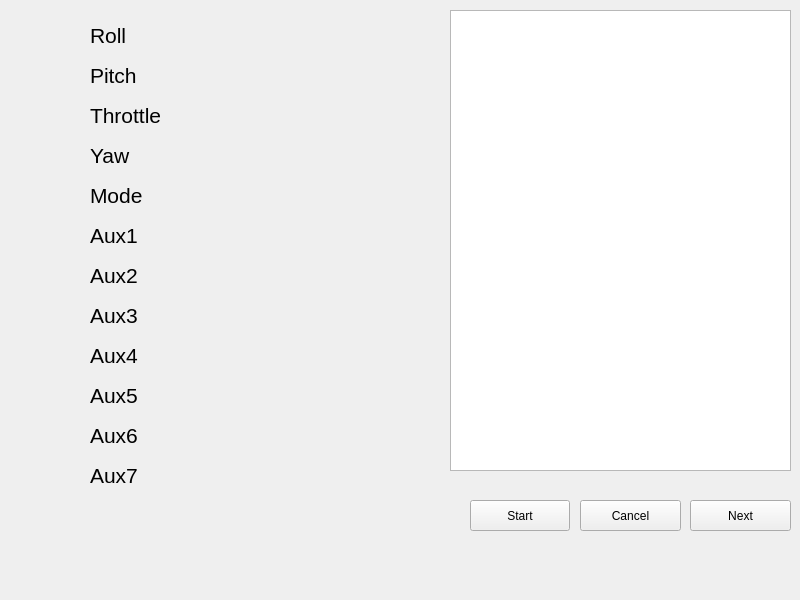
The window that subpanel/RCchannelsetup/RCchannelsetupWindow.ui (AeroQuad/AeroQuadConfiguratorPyQt) describes before a commit, drawn with Qt 5.
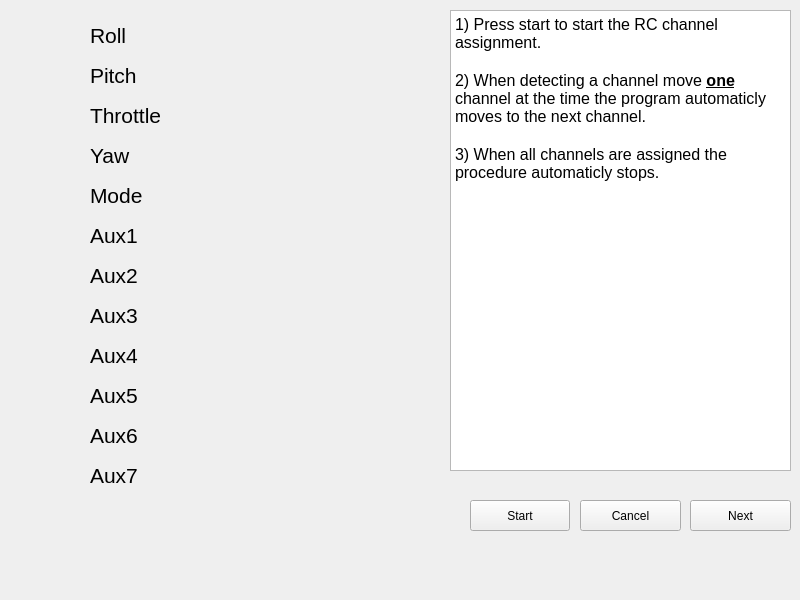
The same window after the commit.

Commit message: Changed RC calibration page and RC channel selection

```diff
--- a/subpanel/RCchannelsetup/RCchannelsetupWindow.ui
+++ b/subpanel/RCchannelsetup/RCchannelsetupWindow.ui
@@ -206,6 +206,17 @@
    <property name="frameShadow">
     <enum>QFrame::Sunken</enum>
    </property>
+   <property name="html">
+    <string>&lt;!DOCTYPE HTML PUBLIC &quot;-//W3C//DTD HTML 4.0//EN&quot; &quot;http://www.w3.org/TR/REC-html40/strict.dtd&quot;&gt;
+&lt;html&gt;&lt;head&gt;&lt;meta name=&quot;qrichtext&quot; content=&quot;1&quot; /&gt;&lt;style type=&quot;text/css&quot;&gt;
+p, li { white-space: pre-wrap; }
+&lt;/style&gt;&lt;/head&gt;&lt;body style=&quot; font-family:'MS Shell Dlg 2'; font-size:8.25pt; font-weight:400; font-style:normal;&quot;&gt;
+&lt;p style=&quot; margin-top:0px; margin-bottom:0px; margin-left:0px; margin-right:0px; -qt-block-indent:0; text-indent:0px;&quot;&gt;&lt;span style=&quot; font-size:12pt;&quot;&gt;1) Press start to start the RC channel assignment.&lt;/span&gt;&lt;/p&gt;
+&lt;p style=&quot;-qt-paragraph-type:empty; margin-top:0px; margin-bottom:0px; margin-left:0px; margin-right:0px; -qt-block-indent:0; text-indent:0px; font-size:12pt;&quot;&gt;&lt;br /&gt;&lt;/p&gt;
+&lt;p style=&quot; margin-top:0px; margin-bottom:0px; margin-left:0px; margin-right:0px; -qt-block-indent:0; text-indent:0px;&quot;&gt;&lt;span style=&quot; font-size:12pt;&quot;&gt;2) When detecting a channel move &lt;/span&gt;&lt;span style=&quot; font-size:12pt; font-weight:600; text-decoration: underline;&quot;&gt;one&lt;/span&gt;&lt;span style=&quot; font-size:12pt;&quot;&gt; channel at the time the program automaticly moves to the next channel.&lt;/span&gt;&lt;/p&gt;
+&lt;p style=&quot;-qt-paragraph-type:empty; margin-top:0px; margin-bottom:0px; margin-left:0px; margin-right:0px; -qt-block-indent:0; text-indent:0px; font-size:12pt;&quot;&gt;&lt;br /&gt;&lt;/p&gt;
+&lt;p style=&quot; margin-top:0px; margin-bottom:0px; margin-left:0px; margin-right:0px; -qt-block-indent:0; text-indent:0px;&quot;&gt;&lt;span style=&quot; font-size:12pt;&quot;&gt;3) When all channels are assigned the procedure automaticly stops.&lt;/span&gt;&lt;/p&gt;&lt;/body&gt;&lt;/html&gt;</string>
+   </property>
   </widget>
   <widget class="QPushButton" name="start">
    <property name="geometry">
```
The commit also changes 7 other files.
